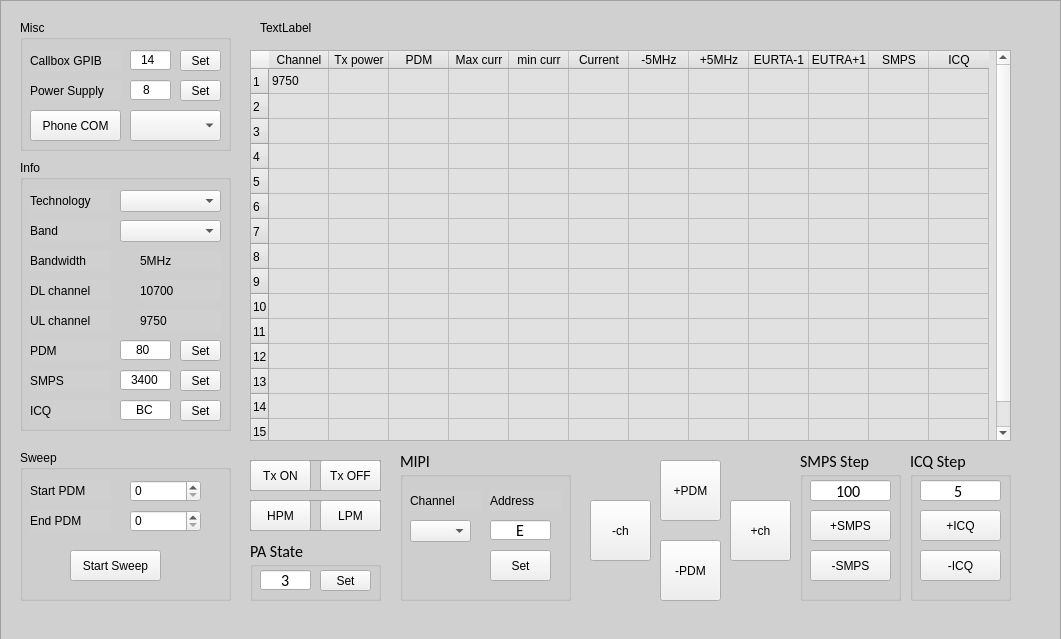
Qt form mainGui2.ui (tmc9031/RF_Tuning_Tool) before a commit.
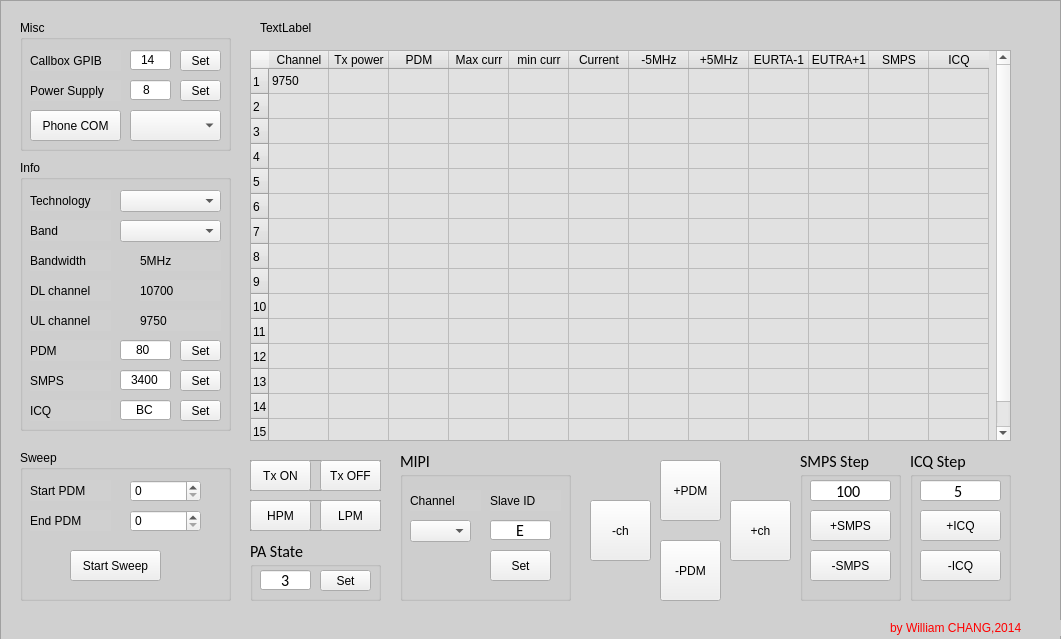
The same form after that commit. Icons and pictures are not drawn.

Commit message: Modify GUI Add Author label Modify MIPI related UI name

Patch:
```diff
--- a/mainGui2.ui
+++ b/mainGui2.ui
@@ -1156,7 +1156,7 @@
       </rect>
      </property>
      <property name="text">
-      <string>Address</string>
+      <string>Slave ID</string>
      </property>
     </widget>
     <widget class="QLineEdit" name="qleMIPIAddr">
@@ -1227,6 +1227,22 @@
      </property>
     </widget>
    </widget>
+   <widget class="QLabel" name="qlAuthor">
+    <property name="geometry">
+     <rect>
+      <x>890</x>
+      <y>620</y>
+      <width>171</width>
+      <height>16</height>
+     </rect>
+    </property>
+    <property name="styleSheet">
+     <string notr="true">color: red</string>
+    </property>
+    <property name="text">
+     <string>by William CHANG,2014</string>
+    </property>
+   </widget>
    <zorder>groupBoxInfo</zorder>
    <zorder>groupBoxSweep</zorder>
    <zorder>btnChMinus</zorder>
```
Left out of the diff: 9 changed lines with no effect on the pictures. The commit also changes 1 other file.
